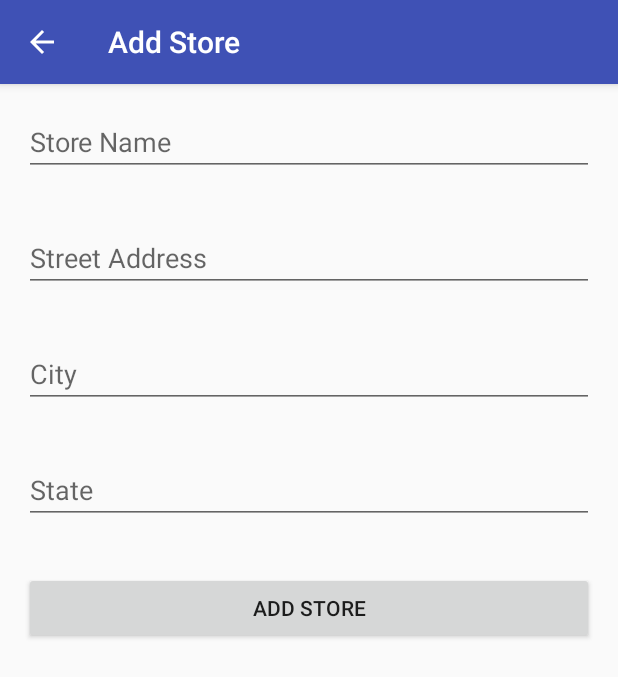
After one commit to robertozimek/Store-Shopping-List, an Android app: the fragment AddStoreFragment placed in its activity, on a phone screen of 412 x 824 dp. The commit adds this screen. Shown: the top 677 px of the screen. Run offline under Robolectric (Android 15) with nearby library versions, the phone set to English and light mode, and no system bars.

Commit message:
Add fragment for adding stores

```diff
--- a/app/build.gradle
+++ b/app/build.gradle
@@ -24,4 +24,5 @@ dependencies {
     testCompile 'junit:junit:4.12'
     compile 'com.android.support:appcompat-v7:23.4.0'
     compile 'com.android.support:design:23.4.0'
+    compile 'com.android.support:support-v4:23.4.0'
 }
--- /dev/null
+++ b/app/src/main/java/me/robertozimek/android/storeshoppinglist/AddStoreFragment.java
@@ -0,0 +1,77 @@
+package me.robertozimek.android.storeshoppinglist;
+
+import android.content.Context;
+import android.net.Uri;
+import android.os.Bundle;
+import android.support.v4.app.Fragment;
+import android.support.v7.app.AppCompatActivity;
+import android.view.LayoutInflater;
+import android.view.Menu;
+import android.view.MenuInflater;
+import android.view.View;
+import android.view.ViewGroup;
+import android.widget.Button;
+import android.widget.EditText;
+
+
+/**
+ * Fragment Class - AddStoreFragment
+ * Form fragment for adding stores
+ *
+ * Created by robertozimek on 1/14/16.
+ */
+
+public class AddStoreFragment extends Fragment {
+
+    public AddStoreFragment() {
+        // Required empty public constructor
+    }
+
+
+    @Override
+    public void onCreate(Bundle savedInstanceState) {
+        super.onCreate(savedInstanceState);
+    }
+
+    @Override
+    public View onCreateView(LayoutInflater inflater, ViewGroup container,
+                             Bundle savedInstanceState) {
+        if (container == null) {
+            return null;
+        }
+
+        final Context context = getContext();
+
+        View view = inflater.inflate(R.layout.fragment_add_store, container, false);
+        setHasOptionsMenu(true);
+
+        // Adds back button and sets new actionbar title
+        final AppCompatActivity activity = ((AppCompatActivity) getActivity());
+        activity.getSupportActionBar().setDisplayHomeAsUpEnabled(true);
+        activity.getSupportActionBar().setTitle(R.string.action_add_store);
+
+        // Retrieve EditText views
+        final EditText storeName = (EditText) view.findViewById(R.id.edittext_storename);
+        final EditText street = (EditText) view.findViewById(R.id.edittext_street);
+        final EditText city = (EditText) view.findViewById(R.id.edittext_city);
+        final EditText state = (EditText) view.findViewById(R.id.state_edittext);
+
+        // Add button on click listener
+        Button addStoreButton = (Button) view.findViewById(R.id.button_addstore);
+        addStoreButton.setOnClickListener(new View.OnClickListener() {
+            @Override
+            public void onClick(View v) {
+
+            }
+        });
+        return view;
+    }
+
+    @Override
+    public void onCreateOptionsMenu(Menu menu, MenuInflater inflater) {
+        if(menu != null) {
+            menu.removeItem(R.id.action_add_store);
+        }
+        super.onCreateOptionsMenu(menu, inflater);
+    }
+}
--- a/app/src/main/java/me/robertozimek/android/storeshoppinglist/MainActivity.java
+++ b/app/src/main/java/me/robertozimek/android/storeshoppinglist/MainActivity.java
@@ -1,13 +1,18 @@
 package me.robertozimek.android.storeshoppinglist;
 
+import android.content.Context;
+import android.graphics.Color;
+import android.graphics.drawable.Drawable;
 import android.os.Bundle;
-import android.support.design.widget.FloatingActionButton;
-import android.support.design.widget.Snackbar;
+import android.support.v4.app.Fragment;
+import android.support.v4.app.FragmentManager;
+import android.support.v4.app.FragmentTransaction;
+import android.support.v4.graphics.drawable.DrawableCompat;
 import android.support.v7.app.AppCompatActivity;
 import android.support.v7.widget.Toolbar;
-import android.view.View;
 import android.view.Menu;
 import android.view.MenuItem;
+import android.view.inputmethod.InputMethodManager;
 
 public class MainActivity extends AppCompatActivity {
 
@@ -18,13 +23,68 @@ public class MainActivity extends AppCompatActivity {
         Toolbar toolbar = (Toolbar) findViewById(R.id.toolbar);
         setSupportActionBar(toolbar);
 
+
+        // Make sure the fragment container exists
+        if (findViewById(R.id.fragment_container) != null) {
+            // Avoid adding a fragment when one already exists
+            if (savedInstanceState != null) {
+                return;
+            }
+
+            // Open initial fragment to store list fragment
+            FragmentManager fragmentManager = getSupportFragmentManager();
+            FragmentTransaction fragmentTransaction = fragmentManager.beginTransaction();
+
+            // Set actionbar title for fragement
+            getSupportActionBar().setTitle(R.string.actionbar_stores);
+
+            StoreListFragment storeListFragment = new StoreListFragment();
+            fragmentTransaction.add(R.id.fragment_container, storeListFragment);
+            fragmentTransaction.commit();
+        }
+
     }
 
     @Override
     public boolean onCreateOptionsMenu(Menu menu) {
         // Inflate the menu; this adds items to the action bar if it is present.
-        getMenuInflater().inflate(R.menu.menu_main, menu);
+        getMenuInflater().inflate(R.menu.menu_store, menu);
+
+        // Retrieves the plus sign icon from the menu and applies a white tint
+        Drawable drawable = menu.findItem(R.id.action_add_store).getIcon();
+        drawable = DrawableCompat.wrap(drawable);
+        DrawableCompat.setTint(drawable, Color.WHITE);
+        menu.findItem(R.id.action_add_store).setIcon(drawable);
+
         return true;
+    }
+
+    // Handles back button presses
+    @Override
+    public void onBackPressed() {
+        // Hide any keyboard in view
+        InputMethodManager inputMethodManager = (InputMethodManager) getSystemService(Context.INPUT_METHOD_SERVICE);
+        if (getCurrentFocus() != null) {
+            inputMethodManager.hideSoftInputFromWindow(getCurrentFocus().getWindowToken(), 0);
+        }
+
+        // Ensure back stack isn't empty before popping of the stack
+        int stackCount = getFragmentManager().getBackStackEntryCount();
+        if (stackCount > 0 ){
+            getFragmentManager().popBackStack();
+        } else {
+            super.onBackPressed();
+        }
+    }
+
+    // Replaces fragment with the fragment passed in
+    private void transitionToFragment(Fragment nextFragment) {
+        FragmentTransaction transaction = getSupportFragmentManager().beginTransaction();
+
+        transaction.addToBackStack(null);
+        transaction.setTransition(FragmentTransaction.TRANSIT_FRAGMENT_OPEN);
+        transaction.replace(R.id.fragment_container, nextFragment);
+        transaction.commit();
     }
 
     @Override
@@ -34,10 +94,19 @@ public class MainActivity extends AppCompatActivity {
         // as you specify a parent activity in AndroidManifest.xml.
         int id = item.getItemId();
 
-        //noinspection SimplifiableIfStatement
-        if (id == R.id.action_settings) {
-            return true;
+        // Handle clicks for specific menu item
+        switch(id) {
+            case android.R.id.home:
+                // call onBackPressed when actionbar 'up' button pressed
+                onBackPressed();
+                break;
+            case R.id.action_add_store:
+                // replaces current fragment with add store fragment
+                Fragment addToStoreFragment = new AddStoreFragment();
+                transitionToFragment(addToStoreFragment);
+                break;
         }
+
 
         return super.onOptionsItemSelected(item);
     }
--- a/app/src/main/java/me/robertozimek/android/storeshoppinglist/MainActivityFragment.java
+++ b/app/src/main/java/me/robertozimek/android/storeshoppinglist/StoreListFragment.java
@@ -9,14 +9,16 @@ import android.view.ViewGroup;
 /**
  * A placeholder fragment containing a simple view.
  */
-public class MainActivityFragment extends Fragment {
+public class StoreListFragment extends Fragment {
 
-    public MainActivityFragment() {
+    public StoreListFragment() {
     }
+
+
 
     @Override
     public View onCreateView(LayoutInflater inflater, ViewGroup container,
                              Bundle savedInstanceState) {
-        return inflater.inflate(R.layout.fragment_main, container, false);
+        return inflater.inflate(R.layout.fragment_store_list, container, false);
     }
 }
--- a/app/src/main/res/layout/content_main.xml
+++ b/app/src/main/res/layout/content_main.xml
@@ -1,9 +1,8 @@
-<fragment android:id="@+id/fragment"
-          android:name="me.robertozimek.android.storeshoppinglist.MainActivityFragment"
+<FrameLayout
+          android:id="@+id/fragment_container"
           xmlns:android="http://schemas.android.com/apk/res/android"
           xmlns:app="http://schemas.android.com/apk/res-auto"
-          xmlns:tools="http://schemas.android.com/tools"
           android:layout_width="match_parent"
           android:layout_height="match_parent"
           app:layout_behavior="@string/appbar_scrolling_view_behavior"
-          tools:layout="@layout/fragment_main"/>
+          />
--- /dev/null
+++ b/app/src/main/res/layout/fragment_add_store.xml
@@ -0,0 +1,46 @@
+<?xml version="1.0" encoding="utf-8"?>
+<LinearLayout xmlns:android="http://schemas.android.com/apk/res/android"
+              android:orientation="vertical"
+              android:layout_width="match_parent"
+              android:layout_height="match_parent">
+
+    <EditText
+    android:id="@+id/edittext_storename"
+    android:layout_width="match_parent"
+    android:layout_height="wrap_content"
+    android:layout_margin="@dimen/edittext_margin"
+    android:inputType="textCapWords"
+    android:hint="@string/storename_hint"/>
+
+    <EditText
+        android:id="@+id/edittext_street"
+        android:layout_width="match_parent"
+        android:layout_height="wrap_content"
+        android:layout_margin="@dimen/edittext_margin"
+        android:inputType="textPostalAddress"
+        android:hint="@string/street_hint"/>
+
+    <EditText
+        android:id="@+id/edittext_city"
+        android:layout_width="match_parent"
+        android:layout_height="wrap_content"
+        android:layout_margin="@dimen/edittext_margin"
+        android:inputType="textPostalAddress"
+        android:hint="@string/city_hint"/>
+
+    <EditText
+        android:id="@+id/state_edittext"
+        android:layout_width="match_parent"
+        android:layout_height="wrap_content"
+        android:layout_margin="@dimen/edittext_margin"
+        android:inputType="textPostalAddress"
+        android:hint="@string/state_hint"/>
+
+    <Button
+        android:id="@+id/button_addstore"
+        android:layout_width="match_parent"
+        android:layout_height="wrap_content"
+        android:layout_margin="@dimen/button_margin"
+        android:text="@string/addstore_text"/>
+
+</LinearLayout>
--- a/app/src/main/res/layout/fragment_main.xml
+++ b/app/src/main/res/layout/fragment_store_list.xml
@@ -6,7 +6,7 @@
                 android:paddingLeft="@dimen/activity_horizontal_margin"
                 android:paddingRight="@dimen/activity_horizontal_margin"
                 android:paddingTop="@dimen/activity_vertical_margin"
-                tools:context="me.robertozimek.android.storeshoppinglist.MainActivityFragment"
+                tools:context=".StoreListFragment"
                 tools:showIn="@layout/activity_main">
 
 </RelativeLayout>
--- a/app/src/main/res/menu/menu_main.xml
+++ b/app/src/main/res/menu/menu_store.xml
@@ -2,9 +2,13 @@
       xmlns:app="http://schemas.android.com/apk/res-auto"
       xmlns:tools="http://schemas.android.com/tools"
       tools:context="me.robertozimek.android.storeshoppinglist.MainActivity">
+
+
     <item
-        android:id="@+id/action_settings"
-        android:orderInCategory="100"
-        android:title="@string/action_settings"
-        app:showAsAction="never"/>
+        android:id="@+id/action_add_store"
+        android:title="@string/action_add_store"
+        android:icon="@android:drawable/ic_input_add"
+        app:showAsAction="always"
+        />
+
 </menu>
--- a/app/src/main/res/values/dimens.xml
+++ b/app/src/main/res/values/dimens.xml
@@ -3,4 +3,6 @@
     <dimen name="activity_horizontal_margin">16dp</dimen>
     <dimen name="activity_vertical_margin">16dp</dimen>
     <dimen name="fab_margin">16dp</dimen>
+    <dimen name="edittext_margin">16dp</dimen>
+    <dimen name="button_margin">16dp</dimen>
 </resources>
--- a/app/src/main/res/values/strings.xml
+++ b/app/src/main/res/values/strings.xml
@@ -1,4 +1,12 @@
 <resources>
     <string name="app_name">Store Shopping List</string>
-    <string name="action_settings">Settings</string>
+    <string name="action_add_store">Add Store</string>
+    <string name="ok">OK</string>
+    <string name="storename_hint">Store Name</string>
+    <string name="street_hint">Street Address</string>
+    <string name="city_hint">City</string>
+    <string name="state_hint">State</string>
+    <string name="addstore_text">Add Store</string>
+    <string name="actionbar_stores">Store Shopping Lists</string>
+
 </resources>
```
